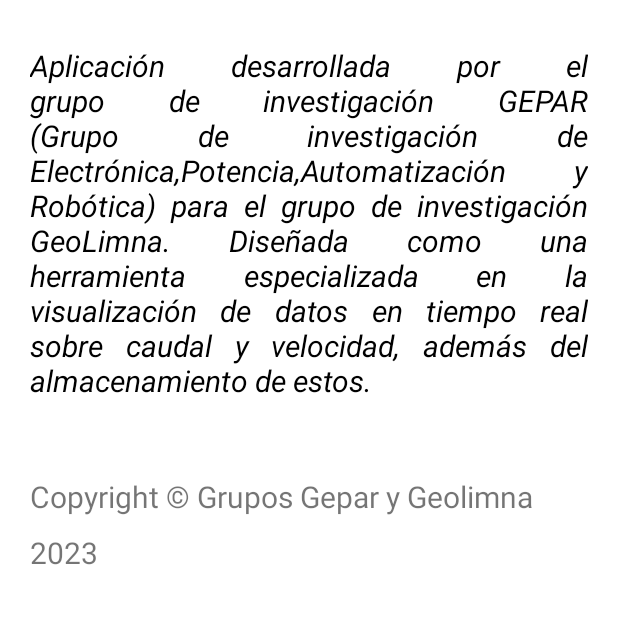
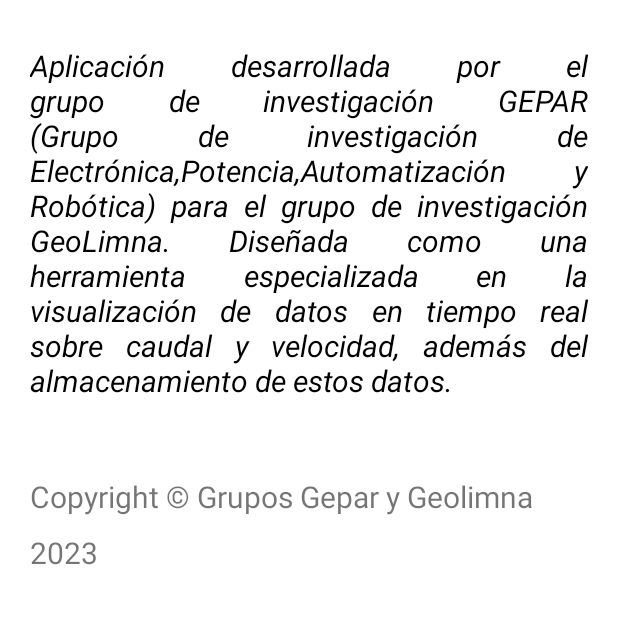
Before and after one commit to AlexanderPasso/App_correntometro, an Android app: the Acerca_de screen opened directly, with no data from a screen before it, on a phone screen of 412 x 824 dp, the part 228-852 px from its top. Run offline under Robolectric (Android 15) with nearby library versions, the phone set to English and light mode, and no system bars.

```diff
--- a/app/src/main/java/com/yeinerdpajaro/correntometro/DatesHistorical.kt
+++ b/app/src/main/java/com/yeinerdpajaro/correntometro/DatesHistorical.kt
@@ -22,8 +22,10 @@
 
     private fun init() {
         val dataList = readDataCsv()
+        val last50Data = dataList.takeLast(40)
 
-        for ((index, data) in dataList.withIndex()) {
+
+        for ((index, data) in last50Data.withIndex()) {
             if (index > 0) {
                 val pulso = data[0].trim().toInt() // Obtener el primer dato (Pulsos) y convertirlo a Int
                 val velocidad = data[1].trim().toFloat() // Obtener el segundo dato (Velocidad) y convertirlo a Float
--- a/app/src/main/java/com/yeinerdpajaro/correntometro/MainActivity.kt
+++ b/app/src/main/java/com/yeinerdpajaro/correntometro/MainActivity.kt
@@ -187,8 +187,6 @@
         text.text = "Conectado"
         text.setTextColor(color)
 
-        Toast.makeText(this, "Texto Conectado", Toast.LENGTH_SHORT).show()
-
     }
 
 
--- a/app/src/main/res/values/strings.xml
+++ b/app/src/main/res/values/strings.xml
@@ -9,6 +9,6 @@
 
 
 
-    <string name="text_acerca_de"> Aplicación desarrollada por el grupo de investigación GEPAR (Grupo de investigación de Electrónica,Potencia,Automatización y Robótica) para el grupo de investigación GeoLimna. Diseñada como una herramienta especializada en la visualización de datos en tiempo real sobre caudal y velocidad, además del almacenamiento de estos.</string>
+    <string name="text_acerca_de"> Aplicación desarrollada por el grupo de investigación GEPAR (Grupo de investigación de Electrónica,Potencia,Automatización y Robótica) para el grupo de investigación GeoLimna. Diseñada como una herramienta especializada en la visualización de datos en tiempo real sobre caudal y velocidad, además del almacenamiento de estos datos.</string>
 
 </resources>
```
